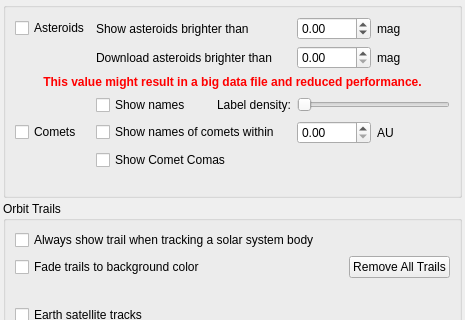
The window that kstars/options/opssolarsystem.ui (KDE/kstars) describes before a commit, drawn with Qt 5; both pictures show x 0 to 465 and y 241 to 561 of the 465 by 644 pixel window.
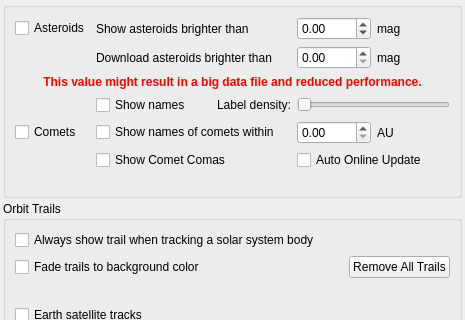
The same window after the commit. Custom widgets are drawn as their Qt base class.

Commit message: Add comet and asteroid orbital elements auto update on startup

The edit to the form file:
```diff
--- a/kstars/options/opssolarsystem.ui
+++ b/kstars/options/opssolarsystem.ui
@@ -507,6 +507,16 @@
           </property>
          </widget>
         </item>
+        <item row="5" column="2">
+         <widget class="QCheckBox" name="kcfg_OrbitalElementsAutoUpdate">
+          <property name="toolTip">
+           <string>Uodate orbital element from online sources on startup.</string>
+          </property>
+          <property name="text">
+           <string>Auto Online Update</string>
+          </property>
+         </widget>
+        </item>
        </layout>
       </item>
       <item>
```
The commit also changes 9 other files.
